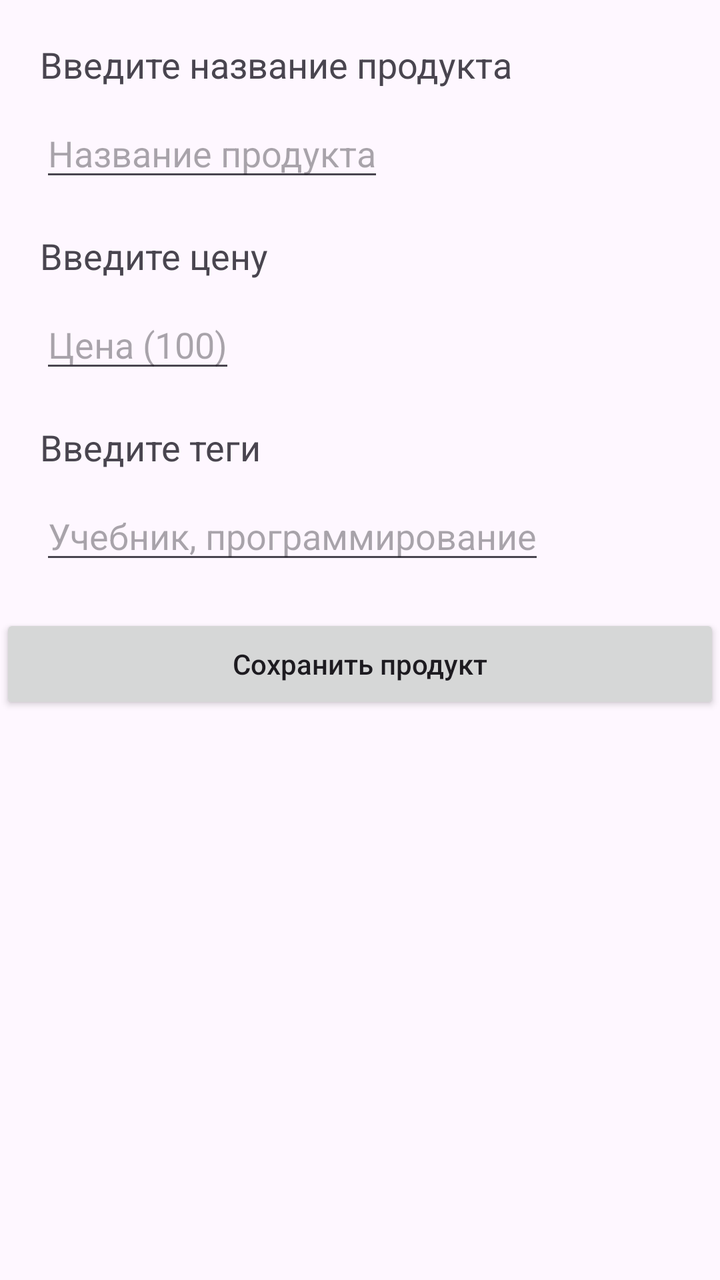
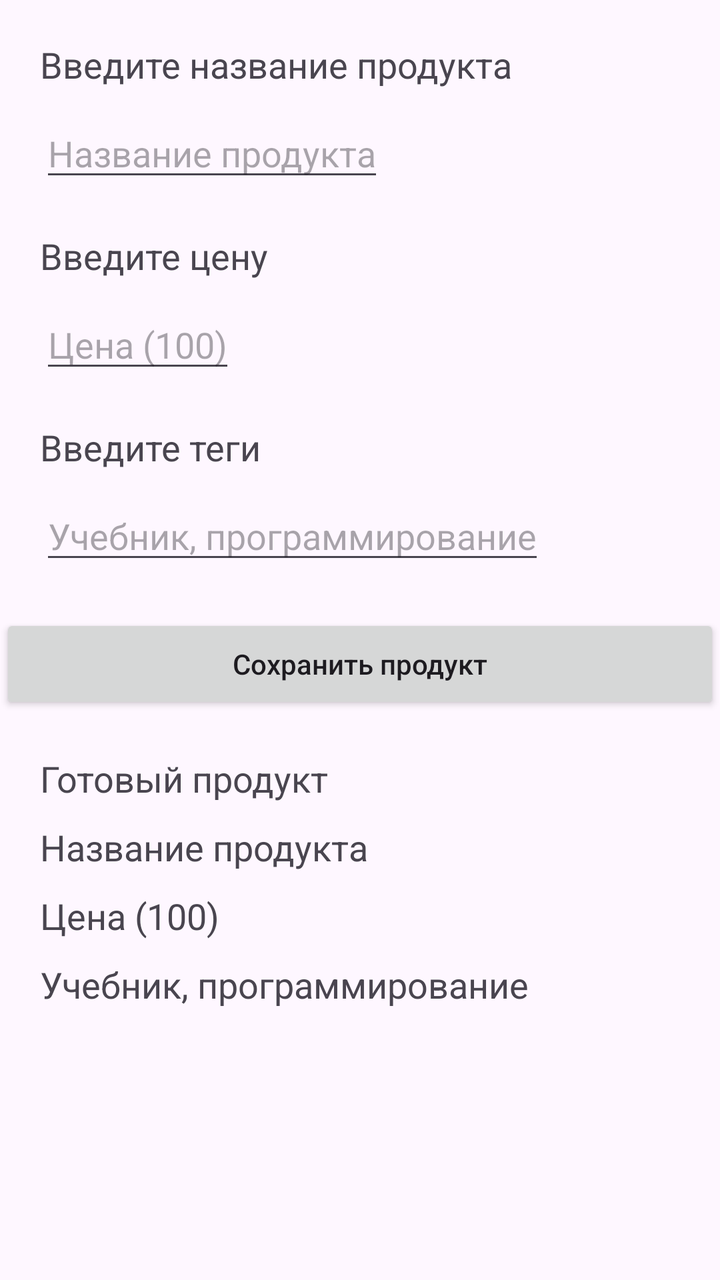

An Android layout rendered at two revisions. The XML below is the earlier revision; the diff shows what the commit changed to produce the second picture.
<!-- AndroidManifest.xml: application theme Theme.Json_pr_31_RomanovAnatolyi -->
<!-- res/layout/activity_main.xml -->
<?xml version="1.0" encoding="utf-8"?>
<LinearLayout xmlns:app="http://schemas.android.com/apk/res-auto"
    xmlns:tools="http://schemas.android.com/tools"
    xmlns:android="http://schemas.android.com/apk/res/android"
    android:layout_width="match_parent"
    android:layout_height="match_parent"
    tools:context=".MainActivity"
    android:orientation="vertical">

    <TextView
        android:layout_width="wrap_content"
        android:layout_height="wrap_content"
        android:text="@string/productName"
        android:layout_marginStart="20dp"
        android:layout_marginTop="20dp"
        android:textSize="18sp"/>

    <EditText
        android:id="@+id/productNameEditText"
        android:layout_width="wrap_content"
        android:layout_height="wrap_content"
        android:hint="@string/productEnterName"
        android:layout_marginStart="20dp"
        android:layout_marginTop="10dp"
       />

    <TextView
        android:layout_width="wrap_content"
        android:layout_height="wrap_content"
        android:text="@string/PriceText"
        android:layout_marginStart="20dp"
        android:layout_marginTop="20dp"
        android:textSize="18sp"/>

    <EditText
        android:layout_width="wrap_content"
        android:layout_height="wrap_content"
        android:hint="@string/price"
        android:layout_marginStart="20dp"
        android:layout_marginTop="10dp"
        android:id="@+id/productPriceEditText"/>

    <TextView
        android:layout_width="wrap_content"
        android:layout_height="wrap_content"
        android:text="@string/TagText"
        android:layout_marginStart="20dp"
        android:layout_marginTop="20dp"
        android:textSize="18sp"/>

    <EditText
        android:layout_width="wrap_content"
        android:layout_height="wrap_content"
        android:hint="@string/tagHint"
        android:layout_marginStart="20dp"
        android:layout_marginTop="10dp"
        android:id="@+id/productTagsEditText"/>

    <androidx.appcompat.widget.AppCompatButton
        android:layout_width="match_parent"
        android:layout_height="50dp"
        android:layout_marginTop="20dp"
        android:text="@string/btnSave"
        android:onClick="SaveObjectBtn"
        android:textAllCaps="false"
        />


</LinearLayout>
<!-- resources referenced by this layout -->
<resources>
  <string name="PriceText">Введите цену</string>
  <string name="TagText">Введите теги</string>
  <string name="btnSave">Сохранить продукт</string>
  <string name="price">Цена (100)</string>
  <string name="productEnterName">Название продукта</string>
  <string name="productName">Введите название продукта</string>
  <string name="tagHint">Учебник, программирование</string>
  <style name="Theme.Json_pr_31_RomanovAnatolyi" parent="Base.Theme.Json_pr_31_RomanovAnatolyi" />
  <style name="Base.Theme.Json_pr_31_RomanovAnatolyi" parent="Theme.Material3.DayNight.NoActionBar">
          
          
      </style>
</resources>

<!-- the commit's change to res/layout/activity_main.xml (unified diff, before → after) -->
@@ -65,5 +65,45 @@
         android:textAllCaps="false"
         />
 
+    <TextView
+        android:layout_width="wrap_content"
+        android:layout_height="wrap_content"
+        android:text="Готовый продукт"
+        android:layout_marginStart="20dp"
+        android:layout_marginTop="20dp"
+        android:textSize="18sp"/>
+
+    <TextView
+        android:id="@+id/premadeName"
+        android:textSize="18sp"
+        android:layout_width="wrap_content"
+        android:layout_height="wrap_content"
+        android:text="@string/productEnterName"
+        android:layout_marginStart="20dp"
+        android:layout_marginTop="10dp"
+        />
+
+
+
+    <TextView
+        android:layout_width="wrap_content"
+        android:layout_height="wrap_content"
+        android:text="@string/price"
+        android:textSize="18sp"
+        android:layout_marginStart="20dp"
+        android:layout_marginTop="10dp"
+        android:id="@+id/premadePrice"/>
+
+
+
+    <TextView
+        android:textSize="18sp"
+        android:layout_width="wrap_content"
+        android:layout_height="wrap_content"
+        android:text="@string/tagHint"
+        android:layout_marginStart="20dp"
+        android:layout_marginTop="10dp"
+        android:id="@+id/premadeTags"/>
+
 
 </LinearLayout>
